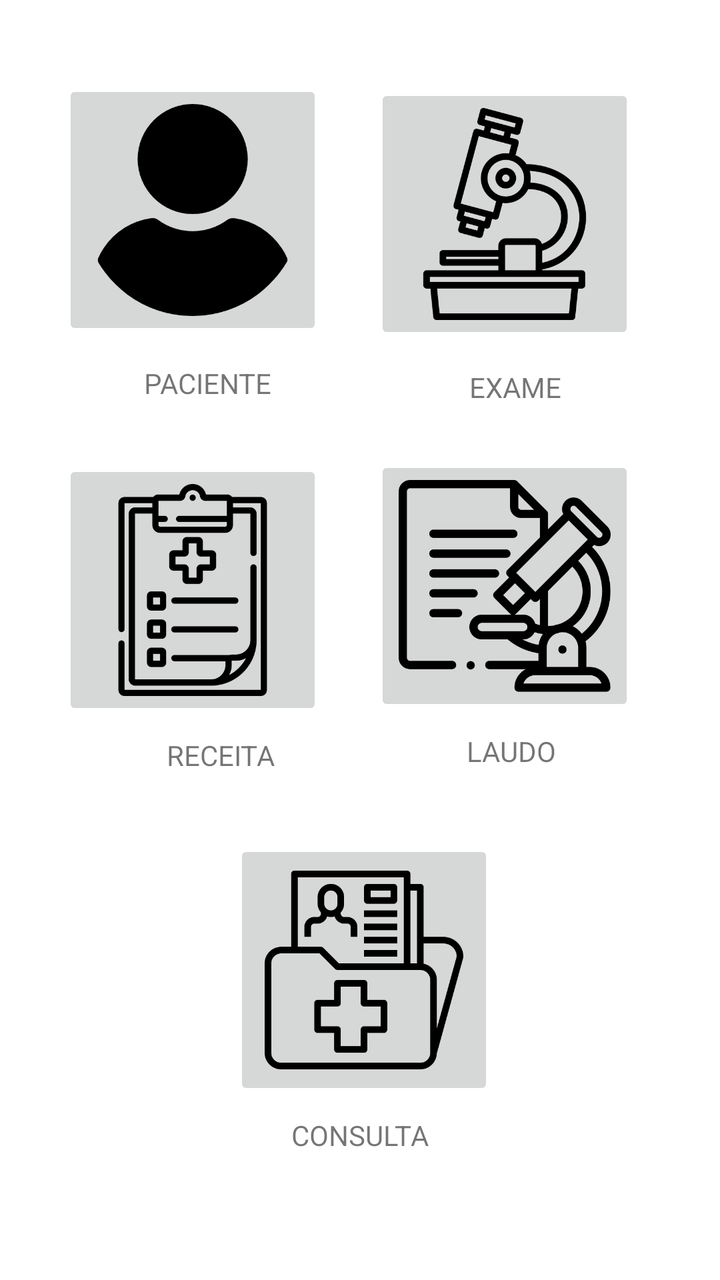
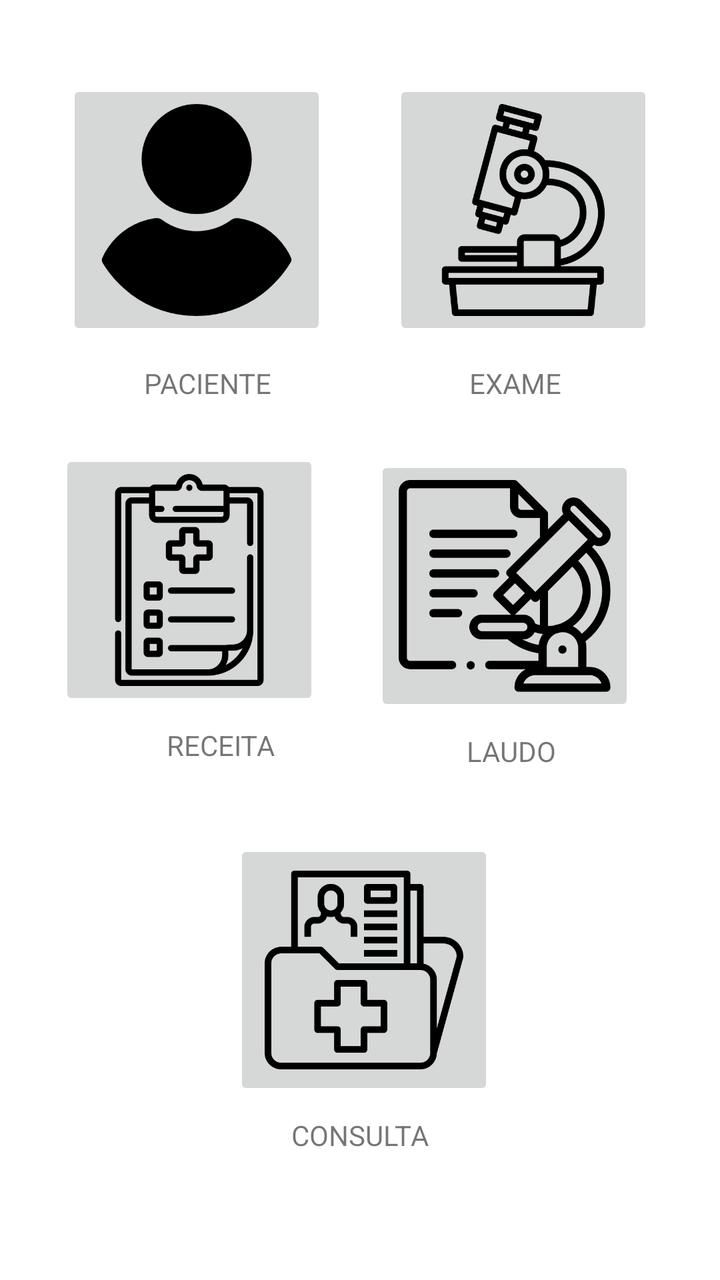

Before-and-after screenshots of an Android layout around one commit, followed by the original layout XML and the change that was made.
<!-- AndroidManifest.xml: application theme Theme.DevHealthy -->
<!-- res/layout/fragment_home.xml -->
<?xml version="1.0" encoding="utf-8"?>
<androidx.constraintlayout.widget.ConstraintLayout xmlns:android="http://schemas.android.com/apk/res/android"
    xmlns:app="http://schemas.android.com/apk/res-auto"
    xmlns:tools="http://schemas.android.com/tools"
    android:layout_width="match_parent"
    android:layout_height="match_parent"
    tools:context=".ui.home.HomeFragment">

    <ImageButton
        android:id="@+id/imageButton1"
        android:layout_width="130dp"
        android:layout_height="130dp"
        android:layout_marginTop="40dp"
        android:scaleType="fitCenter"
        android:src="@drawable/paciente"
        app:layout_constraintEnd_toStartOf="@+id/imageButton4"
        app:layout_constraintHorizontal_bias="0.549"
        app:layout_constraintStart_toStartOf="parent"
        app:layout_constraintTop_toTopOf="parent" />

    <ImageButton
        android:id="@+id/imageButton2"
        android:layout_width="130dp"
        android:layout_height="130dp"
        android:layout_marginTop="60dp"
        android:scaleType="fitCenter"
        android:src="@drawable/receita"
        app:layout_constraintEnd_toStartOf="@+id/imageButton3"
        app:layout_constraintHorizontal_bias="0.549"
        app:layout_constraintStart_toStartOf="parent"
        app:layout_constraintTop_toBottomOf="@+id/imageButton1" />

    <ImageButton
        android:id="@+id/imageButton3"
        android:layout_width="130dp"
        android:layout_height="130dp"
        android:layout_marginTop="228dp"
        android:scaleType="fitCenter"
        android:src="@drawable/laudo"
        app:layout_constraintEnd_toEndOf="parent"
        app:layout_constraintHorizontal_bias="0.814"
        app:layout_constraintStart_toStartOf="parent"
        app:layout_constraintTop_toTopOf="parent" />

    <ImageButton
        android:id="@+id/imageButton4"
        android:layout_width="130dp"
        android:layout_height="130dp"
        android:layout_marginBottom="56dp"
        android:scaleType="fitCenter"
        android:src="@drawable/exame"
        app:layout_constraintBottom_toTopOf="@+id/imageButton3"
        app:layout_constraintEnd_toEndOf="parent"
        app:layout_constraintHorizontal_bias="0.814"
        app:layout_constraintStart_toStartOf="parent" />

    <ImageButton
        android:id="@+id/imageButton5"
        android:layout_width="130dp"
        android:layout_height="130dp"
        android:layout_marginTop="420dp"
        android:scaleType="fitCenter"
        android:src="@drawable/consulta"
        app:layout_constraintEnd_toEndOf="parent"
        app:layout_constraintHorizontal_bias="0.508"
        app:layout_constraintStart_toStartOf="parent"
        app:layout_constraintTop_toTopOf="parent" />

    <TextView
        android:id="@+id/textPaciente"
        android:layout_width="wrap_content"
        android:layout_height="wrap_content"
        android:layout_marginTop="8dp"
        android:text="CONSULTA"
        app:layout_constraintEnd_toEndOf="parent"
        app:layout_constraintStart_toStartOf="parent"
        app:layout_constraintTop_toBottomOf="@+id/imageButton5" />

    <TextView
        android:id="@+id/textReceita"
        android:layout_width="wrap_content"
        android:layout_height="wrap_content"
        android:layout_marginTop="8dp"
        android:text="RECEITA"
        app:layout_constraintEnd_toEndOf="parent"
        app:layout_constraintHorizontal_bias="0.272"
        app:layout_constraintStart_toStartOf="parent"
        app:layout_constraintTop_toBottomOf="@+id/imageButton2" />

    <TextView
        android:id="@+id/textLaudo"
        android:layout_width="wrap_content"
        android:layout_height="wrap_content"
        android:layout_marginTop="8dp"
        android:text="LAUDO"
        app:layout_constraintEnd_toEndOf="parent"
        app:layout_constraintHorizontal_bias="0.741"
        app:layout_constraintStart_toStartOf="parent"
        app:layout_constraintTop_toBottomOf="@+id/imageButton3" />

    <TextView
        android:id="@+id/textExame"
        android:layout_width="wrap_content"
        android:layout_height="wrap_content"
        android:layout_marginTop="12dp"
        android:text="EXAME"
        app:layout_constraintEnd_toEndOf="parent"
        app:layout_constraintHorizontal_bias="0.747"
        app:layout_constraintStart_toStartOf="parent"
        app:layout_constraintTop_toBottomOf="@+id/imageButton4" />

    <TextView
        android:id="@+id/textpaciente"
        android:layout_width="wrap_content"
        android:layout_height="wrap_content"
        android:layout_marginTop="12dp"
        android:text="PACIENTE"
        app:layout_constraintEnd_toStartOf="@+id/textExame"
        app:layout_constraintHorizontal_bias="0.421"
        app:layout_constraintStart_toStartOf="parent"
        app:layout_constraintTop_toBottomOf="@+id/imageButton1" />

</androidx.constraintlayout.widget.ConstraintLayout>
<!-- resources referenced by this layout -->
<resources>
  <!-- drawable consulta: png bitmap (drawable, 11478 bytes) -->
  <!-- drawable exame: png bitmap (drawable, 17864 bytes) -->
  <!-- drawable laudo: png bitmap (drawable, 17868 bytes) -->
  <!-- drawable paciente: png bitmap (drawable, 12372 bytes) -->
  <!-- drawable receita: png bitmap (drawable, 10782 bytes) -->
  <style name="Theme.DevHealthy" parent="Theme.MaterialComponents.DayNight.NoActionBar">
  
      
      <item name="android:windowSplashScreenBackground">@color/black</item>
      <item name="android:windowSplashScreenAnimatedIcon">@mipmap/app_icon2_round</item>
  
      
      <item name="colorPrimary">@color/main_color</item>
      <item name="colorPrimaryVariant">@color/purple_700</item>
      <item name="colorOnPrimary">@color/white</item>
  
      
      <item name="colorSecondary">@color/teal_200</item>
      <item name="colorSecondaryVariant">@color/teal_700</item>
      <item name="colorOnSecondary">@color/black</item>
  
      
      <item name="android:statusBarColor">@color/status_bar_color</item>
  </style>
  <color name="black">#FF000000</color>
  <color name="main_color">#2A77AB</color>
  <color name="purple_700">#FF3700B3</color>
  <color name="white">#FFFFFFFF</color>
  <color name="teal_200">#FF03DAC5</color>
  <color name="teal_700">#FF018786</color>
  <color name="status_bar_color">#074671</color>
</resources>

<!-- the commit's change to res/layout/fragment_home.xml (unified diff, before → after) -->
@@ -6,30 +6,32 @@
     android:layout_height="match_parent"
     tools:context=".ui.home.HomeFragment">
 
+    
     <ImageButton
-        android:id="@+id/imageButton1"
+        android:id="@+id/btnPacientes"
         android:layout_width="130dp"
         android:layout_height="130dp"
         android:layout_marginTop="40dp"
         android:scaleType="fitCenter"
         android:src="@drawable/paciente"
         app:layout_constraintEnd_toStartOf="@+id/imageButton4"
-        app:layout_constraintHorizontal_bias="0.549"
         app:layout_constraintStart_toStartOf="parent"
         app:layout_constraintTop_toTopOf="parent" />
 
+    
     <ImageButton
         android:id="@+id/imageButton2"
         android:layout_width="130dp"
         android:layout_height="130dp"
-        android:layout_marginTop="60dp"
+        android:layout_marginTop="24dp"
         android:scaleType="fitCenter"
         android:src="@drawable/receita"
         app:layout_constraintEnd_toStartOf="@+id/imageButton3"
-        app:layout_constraintHorizontal_bias="0.549"
+        app:layout_constraintHorizontal_bias="0.515"
         app:layout_constraintStart_toStartOf="parent"
-        app:layout_constraintTop_toBottomOf="@+id/imageButton1" />
+        app:layout_constraintTop_toBottomOf="@+id/textpaciente" />
 
+    
     <ImageButton
         android:id="@+id/imageButton3"
         android:layout_width="130dp"
@@ -42,18 +44,19 @@
         app:layout_constraintStart_toStartOf="parent"
         app:layout_constraintTop_toTopOf="parent" />
 
+    
     <ImageButton
         android:id="@+id/imageButton4"
         android:layout_width="130dp"
         android:layout_height="130dp"
-        android:layout_marginBottom="56dp"
+        android:layout_marginTop="40dp"
         android:scaleType="fitCenter"
         android:src="@drawable/exame"
-        app:layout_constraintBottom_toTopOf="@+id/imageButton3"
-        app:layout_constraintEnd_toEndOf="parent"
-        app:layout_constraintHorizontal_bias="0.814"
-        app:layout_constraintStart_toStartOf="parent" />
+        app:layout_constraintTop_toTopOf="parent"
+        app:layout_constraintStart_toEndOf="@+id/btnPacientes"
+        app:layout_constraintEnd_toEndOf="parent" />
 
+    
     <ImageButton
         android:id="@+id/imageButton5"
         android:layout_width="130dp"
@@ -118,6 +121,6 @@
         app:layout_constraintEnd_toStartOf="@+id/textExame"
         app:layout_constraintHorizontal_bias="0.421"
         app:layout_constraintStart_toStartOf="parent"
-        app:layout_constraintTop_toBottomOf="@+id/imageButton1" />
+        app:layout_constraintTop_toBottomOf="@+id/btnPacientes" />
 
 </androidx.constraintlayout.widget.ConstraintLayout>
